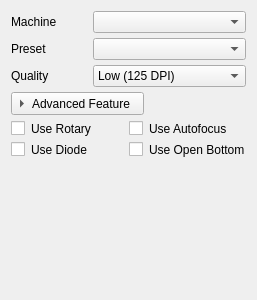
First picture: the form in src/widgets/panels/doc-panel.ui, repository flux3dp/swiftray, before the edit.
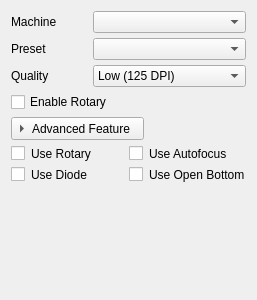
Second picture: the form after the edit. Custom widgets are drawn as their Qt base class.

Commit message: Add rotary window

```diff
--- a/src/widgets/panels/doc-panel.ui
+++ b/src/widgets/panels/doc-panel.ui
@@ -151,6 +151,13 @@
         </item>
        </layout>
       </item>
+      <item>
+       <widget class="QCheckBox" name="rotaryCheckBox">
+        <property name="text">
+         <string>Enable Rotary</string>
+        </property>
+       </widget>
+      </item>
       <item>
        <layout class="QHBoxLayout" name="horizontalLayout_4">
         <item>
```
The commit also changes 10 other files.
